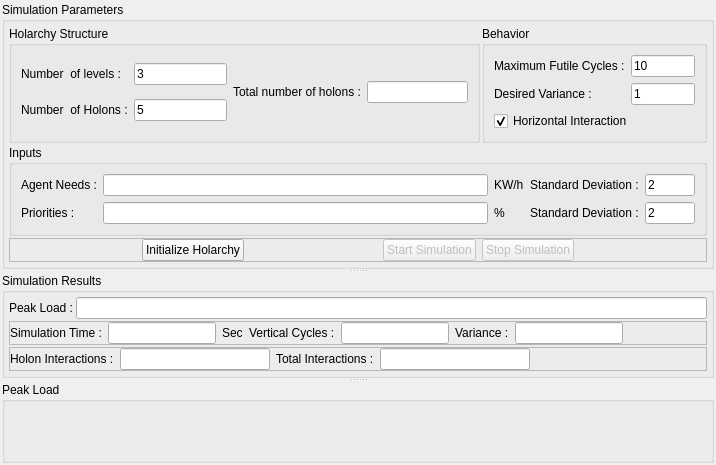
First picture: the form in Holonic_Simulation/Simulation/Simulation.ui, repository nejatafshar/Holonic-Simulation, before the edit.
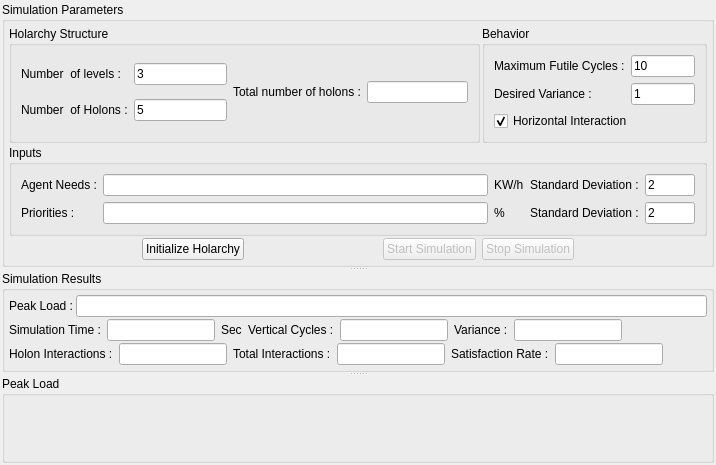
Second picture: the form after the edit. Custom widgets are drawn as their Qt base class.

Commit message: Add satisfaction rate

```diff
--- a/Holonic_Simulation/Simulation/Simulation.ui
+++ b/Holonic_Simulation/Simulation/Simulation.ui
@@ -264,7 +264,7 @@
        <item row="5" column="0" colspan="3">
         <widget class="QFrame" name="frame">
          <property name="frameShape">
-          <enum>QFrame::StyledPanel</enum>
+          <enum>QFrame::NoFrame</enum>
          </property>
          <property name="frameShadow">
           <enum>QFrame::Raised</enum>
@@ -382,7 +382,7 @@
        <item row="4" column="0" colspan="11">
         <widget class="QFrame" name="frame_2">
          <property name="frameShape">
-          <enum>QFrame::StyledPanel</enum>
+          <enum>QFrame::NoFrame</enum>
          </property>
          <property name="frameShadow">
           <enum>QFrame::Raised</enum>
@@ -403,6 +403,13 @@
           <property name="bottomMargin">
            <number>0</number>
           </property>
+          <item row="0" column="4">
+           <widget class="QLabel" name="label_19">
+            <property name="text">
+             <string>Satisfaction Rate :</string>
+            </property>
+           </widget>
+          </item>
           <item row="0" column="1">
            <widget class="QLineEdit" name="holonInteractions_lineEdit">
             <property name="maximumSize">
@@ -419,13 +426,6 @@
             </property>
            </widget>
           </item>
-          <item row="0" column="0">
-           <widget class="QLabel" name="label_7">
-            <property name="text">
-             <string>Holon Interactions :</string>
-            </property>
-           </widget>
-          </item>
           <item row="0" column="3">
            <widget class="QLineEdit" name="totalInteractions_lineEdit">
             <property name="maximumSize">
@@ -449,7 +449,14 @@
             </property>
            </widget>
           </item>
-          <item row="0" column="4">
+          <item row="0" column="0">
+           <widget class="QLabel" name="label_7">
+            <property name="text">
+             <string>Holon Interactions :</string>
+            </property>
+           </widget>
+          </item>
+          <item row="0" column="6">
            <spacer name="horizontalSpacer_4">
             <property name="orientation">
              <enum>Qt::Horizontal</enum>
@@ -462,13 +469,29 @@
             </property>
            </spacer>
           </item>
+          <item row="0" column="5">
+           <widget class="QLineEdit" name="satisfactionRate_lineEdit">
+            <property name="maximumSize">
+             <size>
+              <width>150</width>
+              <height>16777215</height>
+             </size>
+            </property>
+            <property name="text">
+             <string/>
+            </property>
+            <property name="readOnly">
+             <bool>true</bool>
+            </property>
+           </widget>
+          </item>
          </layout>
         </widget>
        </item>
        <item row="2" column="0" colspan="11">
         <widget class="QFrame" name="frame_3">
          <property name="frameShape">
-          <enum>QFrame::StyledPanel</enum>
+          <enum>QFrame::NoFrame</enum>
          </property>
          <property name="frameShadow">
           <enum>QFrame::Raised</enum>
```
The commit also changes 4 other files.
